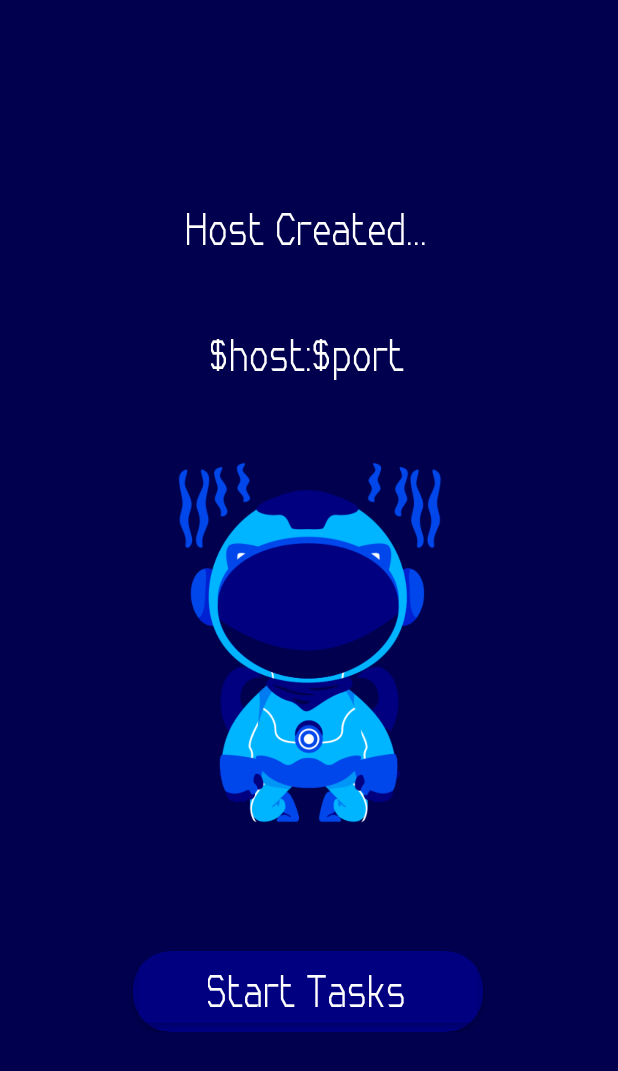
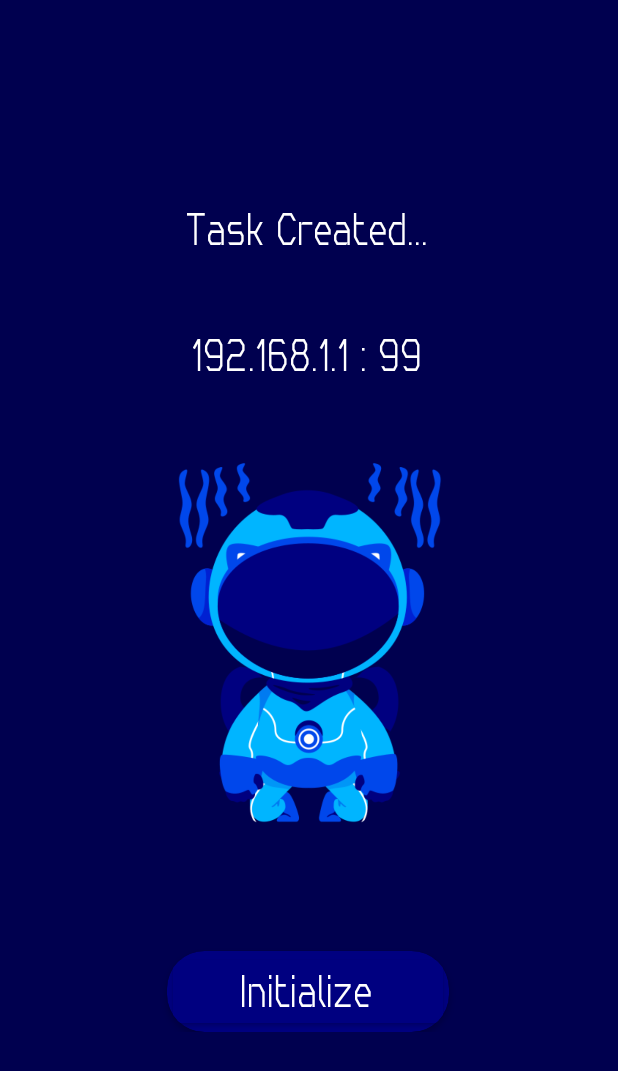
Before and after one commit to MCC-with-MA/MCC-App, an Android app: the HostStartActivity screen opened directly, with no data from a screen before it, on a phone screen of 412 x 824 dp. Shown: the top 1071 px of the screen. Run offline under Robolectric (Android 15) with nearby library versions, the phone set to English and light mode, and no system bars; libraries missing offline, so code that uses them is left out: jade.android, jade.core, jade.wrapper; 1 statement that could not run was skipped.

Commit message:
UIs fixed

```diff
--- a/app/src/main/java/mcc/client/gui/HostStartActivity.java
+++ b/app/src/main/java/mcc/client/gui/HostStartActivity.java
@@ -47,11 +47,12 @@ public class HostStartActivity extends Activity {
         String port = "99";
 
         TextView textView = findViewById(R.id.host_and_port);
-        textView.setText("$host:$port");
+        textView.setText(host + " : " + port);
 
         Button startTaskButton = findViewById(R.id.host_start_tasks_btn);
         startTaskButton.setOnClickListener(new View.OnClickListener() {
             public void onClick(View v) {
+                startTaskButton.setText("Start Tasks");
                 try {
                     mainInterface = getAgent("m")
                             .getO2AInterface(MainInterface.class);
--- a/app/src/main/res/layout/host_start.xml
+++ b/app/src/main/res/layout/host_start.xml
@@ -23,7 +23,7 @@
                 android:textSize="30dp"
                 android:textColor="@color/white"
                 android:fontFamily="@font/cornerita"
-                android:text="Host Created..."
+                android:text="Task Created..."
                 />
 
             <TextView
@@ -70,7 +70,7 @@
                     android:paddingHorizontal="50dp"
                     android:paddingVertical="10dp"
                     android:backgroundTint="#000080"
-                    android:text="Start Tasks"
+                    android:text="Initialize"
                     android:textAlignment="center"
                     android:textAllCaps="false"
                     android:textColor="@color/white"
```
